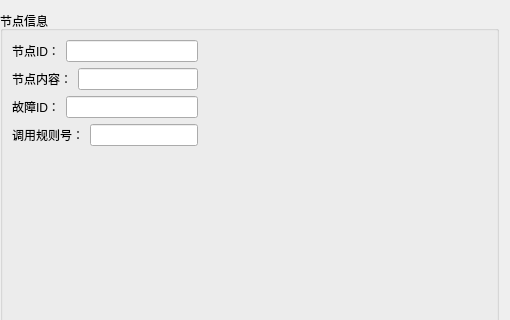
This is treemanageform.ui in EGeeks/faultree as Qt 5 draws it before an edit; both pictures show x 273 to 783 and y 0 to 320 of the 783 by 505 pixel window. The edited form follows.
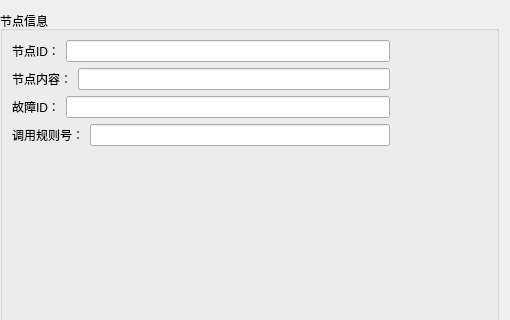
This is the edited form.

Diff of the .ui file:
```diff
--- a/treemanageform.ui
+++ b/treemanageform.ui
@@ -89,7 +89,14 @@
            </widget>
           </item>
           <item>
-           <widget class="QLineEdit" name="lineEdit_ruleID"/>
+           <widget class="QLineEdit" name="lineEdit_ruleID">
+            <property name="minimumSize">
+             <size>
+              <width>300</width>
+              <height>0</height>
+             </size>
+            </property>
+           </widget>
           </item>
          </layout>
         </item>
```
